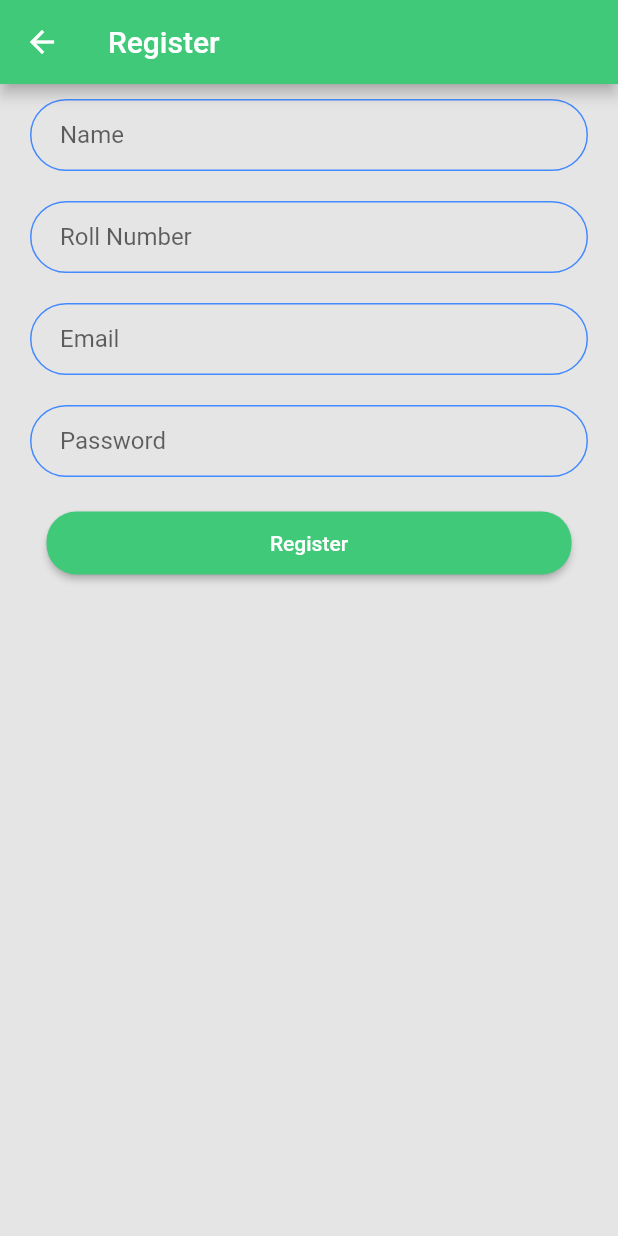
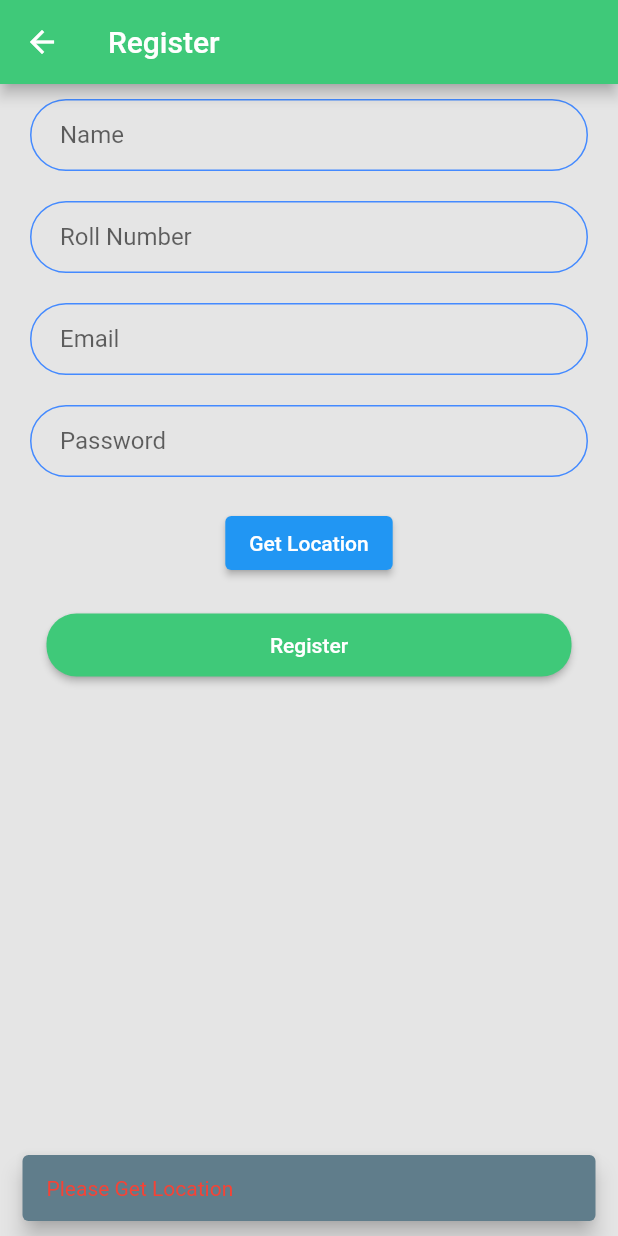
Before and after one commit to Darkknight131714/Dorm-Management, a Flutter app: the RegisterScreen screen opened directly, after a tap on "Register", on a phone screen of 412 x 824 dp. Run offline on Flutter 3.47's test engine with Material 2 defaults, Android fonts, the phone set to English and light mode, and no system bars; our stand-ins replace cloud_firestore, firebase_auth, firebase_core, geolocator, open_file and 1 more; missing offline and left inert: dart:ffi, razorpay_flutter; accounts and stored records are empty.

Commit message:
Added Location Feature

```diff
--- a/lib/register.dart
+++ b/lib/register.dart
@@ -7,6 +7,7 @@ import 'userHomePage.dart';
 import 'loginpage.dart';
 import 'constants.dart';
 import 'admin_homepage.dart';
+import 'package:geolocator/geolocator.dart';
 
 class RegisterScreen extends StatefulWidget {
   const RegisterScreen({Key? key}) : super(key: key);
@@ -19,6 +20,8 @@ class _RegisterScreenState extends State<RegisterScreen> {
   @override
   late String name, Rollno, room, email, pass;
   Functions functions = Functions();
+  late Position position;
+  int dist = 0;
   Widget build(BuildContext context) {
     Firebase.initializeApp();
     final _firestore = FirebaseFirestore.instance;
@@ -71,6 +74,20 @@ class _RegisterScreenState extends State<RegisterScreen> {
             Padding(
               padding: const EdgeInsets.symmetric(horizontal: 20, vertical: 10),
               child: ElevatedButton(
+                child: Text("Get Location"),
+                onPressed: () async {
+                  LocationPermission permission;
+                  permission = await Geolocator.requestPermission();
+                  position = await Geolocator.getCurrentPosition();
+                  dist = Geolocator.distanceBetween(
+                          position.latitude, position.longitude, 25.43, 81.77)
+                      .toInt();
+                },
+              ),
+            ),
+            Padding(
+              padding: const EdgeInsets.symmetric(horizontal: 20, vertical: 10),
+              child: ElevatedButton(
                 style: ElevatedButton.styleFrom(
                     primary: Color(0xFF3FC979),
                     shape: RoundedRectangleBorder(
@@ -78,6 +95,7 @@ class _RegisterScreenState extends State<RegisterScreen> {
                     ),
                     minimumSize: Size(350, 42)),
                 onPressed: () async {
+                  if (dist != 0) {
                     bool val1 = await functions.register(email, pass);
                     if (val1) {
                       _firestore.collection("students").add({
@@ -89,6 +107,7 @@ class _RegisterScreenState extends State<RegisterScreen> {
                         "otherfee": false,
                         "isinhostel": false,
                         "history": [],
+                        "distance": dist,
                       });
                       _firestore.collection("uid").add({
                         "email": email,
@@ -136,6 +155,18 @@ class _RegisterScreenState extends State<RegisterScreen> {
                       );
                       ScaffoldMessenger.of(context).showSnackBar(snackbar);
                     }
+                  } else {
+                    ScaffoldMessenger.of(context).showSnackBar(
+                      const SnackBar(
+                        backgroundColor: Colors.blueGrey,
+                        behavior: SnackBarBehavior.floating,
+                        content: Text(
+                          "Please Get Location",
+                          style: TextStyle(color: Colors.red),
+                        ),
+                      ),
+                    );
+                  }
                 },
                 child: const Text("Register"),
               ),
--- a/pubspec.yaml
+++ b/pubspec.yaml
@@ -25,6 +25,7 @@ dependencies:
   path_provider: ^2.0.7
   open_file: ^3.2.1
   razorpay_flutter: ^1.2.9
+  geolocator: ^8.0.3
 
 dev_dependencies:
   flutter_test:
```
Also changed, not shown: lib/functions.dart (+9 -2 lines), lib/userHomePage.dart (+23 -2 lines), pubspec.lock, 1 other file. Lines whose indentation alone changed are shown as unchanged.
